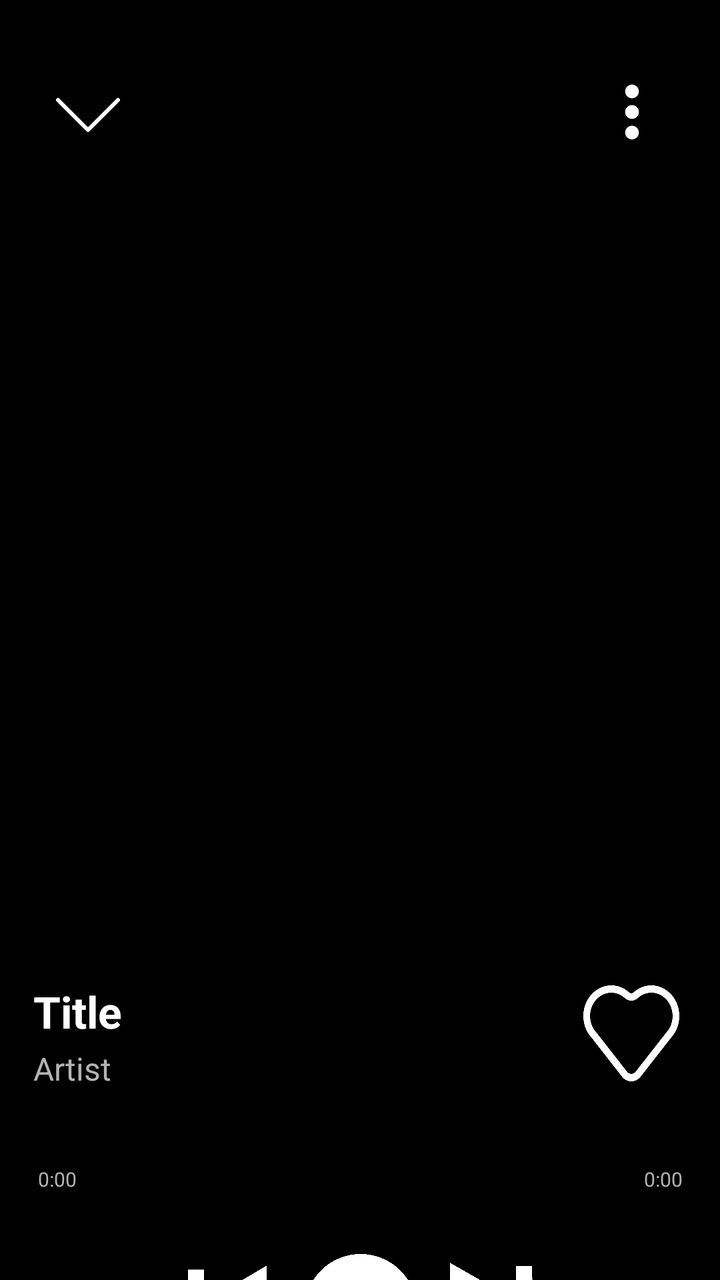
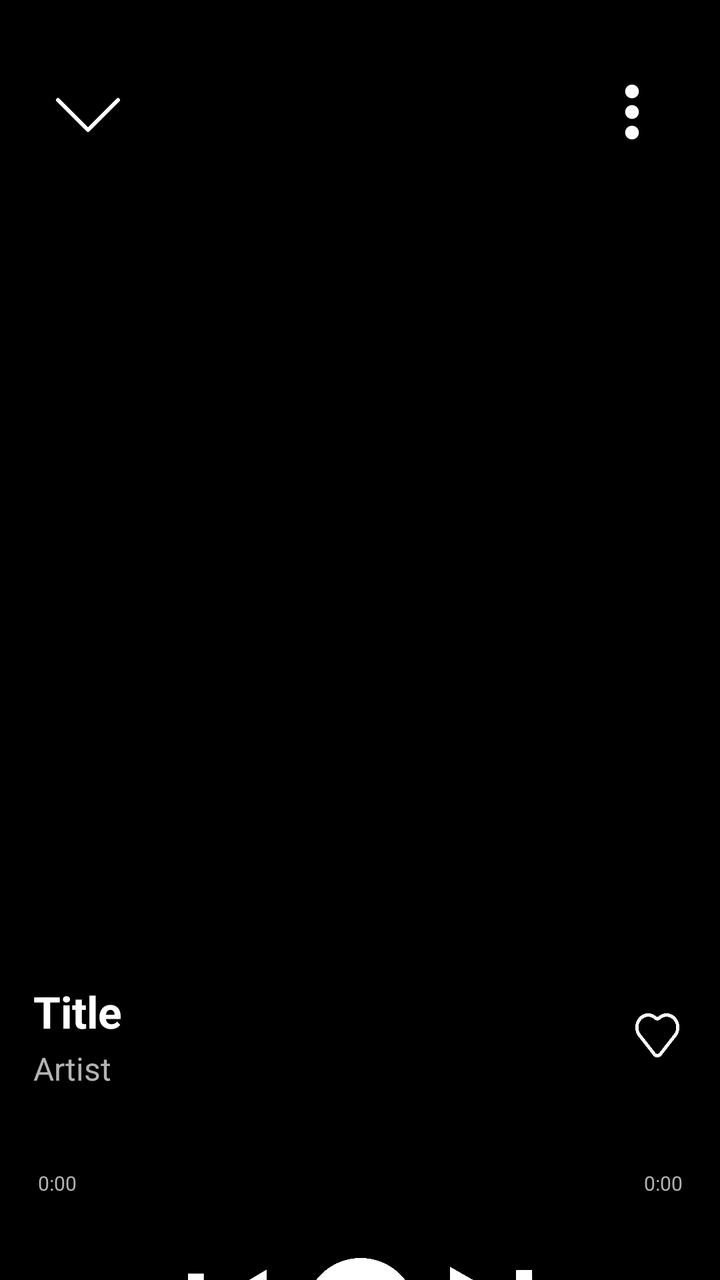

The first picture is an Android layout as it rendered before a commit; the second is the same layout after the commit. The layout source and the unified diff follow.
<!-- AndroidManifest.xml: application theme Theme.Purritify.Starting -->
<!-- res/layout/fragment_player.xml -->
<?xml version="1.0" encoding="utf-8"?>
<androidx.constraintlayout.widget.ConstraintLayout xmlns:android="http://schemas.android.com/apk/res/android"
    xmlns:app="http://schemas.android.com/apk/res-auto"
    xmlns:tools="http://schemas.android.com/tools"
    android:layout_width="match_parent"
    android:layout_height="match_parent"
    android:background="@color/black"
    android:paddingTop="32dp"
    android:paddingHorizontal="16dp">

    
    <androidx.constraintlayout.widget.ConstraintLayout
        android:id="@+id/buttonContainer"
        android:layout_width="match_parent"
        android:layout_height="wrap_content"
        android:background="@android:color/transparent"
        app:layout_constraintBaseline_toTopOf="parent"
        app:layout_constraintEnd_toEndOf="parent"
        app:layout_constraintStart_toStartOf="parent"
        app:layout_constraintTop_toTopOf="parent">

        
        <ImageButton
            android:id="@+id/closeButton"
            android:layout_width="48dp"
            android:layout_height="48dp"
            android:layout_margin="4dp"
            android:backgroundTint="@android:color/transparent"
            android:contentDescription="@string/close_player_screen"
            android:src="@drawable/caret"
            app:layout_constraintBaseline_toTopOf="parent"
            app:layout_constraintStart_toStartOf="parent" />

        
        <ImageButton
            android:id="@+id/moreButton"
            android:layout_width="48dp"
            android:layout_height="48dp"
            android:layout_margin="4dp"
            android:background="@android:color/transparent"
            android:contentDescription="@string/close_player_screen"
            android:src="@drawable/more"
            app:layout_constraintBaseline_toTopOf="parent"
            app:layout_constraintEnd_toEndOf="parent" />

    </androidx.constraintlayout.widget.ConstraintLayout>

    
    <ImageView
        android:id="@+id/songCover"
        android:layout_width="327dp"
        android:layout_height="327dp"
        android:contentDescription="@string/song_cover"
        app:layout_constraintStart_toStartOf="parent"
        app:layout_constraintTop_toBottomOf="@id/buttonContainer"
        app:layout_constraintEnd_toEndOf="parent"
        android:layout_marginTop="60dp" />

    
    <androidx.constraintlayout.widget.ConstraintLayout
        android:id="@+id/songDataContainer"
        android:layout_width="0dp"
        android:layout_height="51dp"
        app:layout_constraintStart_toStartOf="@id/songCover"
        app:layout_constraintEnd_toEndOf="@id/songCover"
        app:layout_constraintTop_toBottomOf="@id/songCover"
        android:layout_marginTop="24dp"
        >

        
        <TextView
            android:id="@+id/songTitle"
            android:layout_width="0dp"
            android:layout_height="wrap_content"
            android:text="@string/title"
            android:maxLines="1"
            android:textSize="22sp"
            android:textStyle="bold"
            android:textColor="@color/white"

            app:layout_constraintWidth_percent="0.8"
            app:layout_constraintStart_toStartOf="@id/songDataContainer"
            app:layout_constraintTop_toTopOf="@id/songDataContainer"
            />
        
        
        <TextView
            android:id="@+id/songArtist"
            android:layout_width="0dp"
            android:layout_height="wrap_content"
            android:text="@string/artist"
            android:maxLines="1"
            android:textSize="16sp"
            android:textColor="#B3B3B3"
            android:layout_marginTop="3dp"

            app:layout_constraintWidth_percent="0.8"
            app:layout_constraintStart_toStartOf="@id/songDataContainer"
            app:layout_constraintTop_toBottomOf="@id/songTitle"
            />

        
        <ImageButton
            android:id="@+id/heartButton"
            android:layout_width="48dp"
            android:layout_height="48dp"
            android:background="@android:color/transparent"
            android:contentDescription="@string/close_player_screen"
            android:src="@drawable/heart"
            android:layout_margin="4dp"
            app:layout_constraintTop_toTopOf="parent"
            app:layout_constraintBottom_toBottomOf="parent"
            app:layout_constraintEnd_toEndOf="parent"
            />

    </androidx.constraintlayout.widget.ConstraintLayout>

    
    <androidx.constraintlayout.widget.ConstraintLayout
        android:id="@+id/durationBar"
        android:layout_width="0dp"
        android:layout_height="45dp"
        app:layout_constraintEnd_toEndOf="@id/songCover"
        app:layout_constraintStart_toStartOf="@id/songCover"
        app:layout_constraintTop_toBottomOf="@+id/songDataContainer"
        android:layout_marginTop="@dimen/view_margin"
        >

        <SeekBar
            android:id="@+id/songSeekBar"
            android:layout_width="0dp"
            android:layout_height="wrap_content"
            android:layout_marginStart="-10dp"
            android:layout_marginEnd="-10dp"
            android:backgroundTint="@color/white"
            android:padding="0dp"
            android:progressBackgroundTint="@color/white"
            android:progressTint="@color/white"

            android:splitTrack="false"
            android:thumbTint="@color/white"
            app:layout_constraintBottom_toBottomOf="parent"
            app:layout_constraintEnd_toEndOf="parent"

            app:layout_constraintStart_toStartOf="parent"
            app:layout_constraintTop_toTopOf="parent" />

        <TextView
            android:id="@+id/songDurationAt"
            android:layout_width="wrap_content"
            android:layout_height="wrap_content"
            android:layout_marginStart="12dp"
            android:layout_marginTop="2dp"
            android:text="@string/_0_00"
            android:textColor="#B2B2B2"

            android:textSize="10sp"
            app:layout_constraintStart_toStartOf="@id/songSeekBar"

            app:layout_constraintTop_toBottomOf="@id/songSeekBar"
            tools:ignore="SmallSp" />

        <TextView
            android:id="@+id/songDurationTo"
            android:layout_width="wrap_content"
            android:layout_height="wrap_content"
            android:layout_marginTop="2dp"
            android:layout_marginEnd="12dp"
            android:text="@string/_0_00"
            android:textColor="#B2B2B2"

            android:textSize="10sp"
            app:layout_constraintEnd_toEndOf="@id/songSeekBar"

            app:layout_constraintTop_toBottomOf="@id/songSeekBar"
            tools:ignore="SmallSp" />

    </androidx.constraintlayout.widget.ConstraintLayout>

    
    <androidx.constraintlayout.widget.ConstraintLayout
        android:id="@+id/songController"
        android:layout_width="189dp"
        android:layout_height="56dp"
        app:layout_constraintTop_toBottomOf="@id/durationBar"
        app:layout_constraintStart_toStartOf="parent"
        app:layout_constraintEnd_toEndOf="parent"
        android:layout_marginTop="24dp">

        
        <ImageButton
            android:id="@+id/prevButton"
            android:layout_width="48dp"
            android:layout_height="48dp"
            android:background="@android:color/transparent"
            android:contentDescription="@string/previous_song"
            android:src="@drawable/prev"
            android:layout_margin="4dp"
            app:layout_constraintTop_toTopOf="parent"
            app:layout_constraintBottom_toBottomOf="parent"
            app:layout_constraintStart_toStartOf="parent" />

        
        <FrameLayout
            android:id="@+id/pausePlayContainer"
            android:layout_width="56dp"
            android:layout_height="56dp"
            android:background="@drawable/circle"
            android:clickable="true"
            android:focusable="true"
            app:layout_constraintStart_toStartOf="parent"
            app:layout_constraintEnd_toEndOf="parent"
            app:layout_constraintBaseline_toBaselineOf="parent">

            
            <ImageView
                android:id="@+id/playIcon"
                android:layout_width="match_parent"
                android:layout_height="match_parent"
                android:contentDescription="@string/play_button"
                android:src="@drawable/play"
                android:scaleType="centerInside"
                android:visibility="gone"
                android:alpha="0.0"
                android:layout_marginStart="4dp"/>

            
            <ImageView
                android:id="@+id/pauseIcon"
                android:layout_width="match_parent"
                android:layout_height="match_parent"
                android:contentDescription="@string/pause_button"
                android:src="@drawable/pause"
                android:scaleType="centerInside"
                android:visibility="visible"
                android:alpha="1.0" />

        </FrameLayout>
        
        
        <ImageButton
            android:id="@+id/nextButton"
            android:layout_width="48dp"
            android:layout_height="48dp"
            android:background="@android:color/transparent"
            android:contentDescription="@string/next_song"
            android:src="@drawable/next"
            android:layout_margin="4dp"
            app:layout_constraintTop_toTopOf="parent"
            app:layout_constraintBottom_toBottomOf="parent"
            app:layout_constraintEnd_toEndOf="parent" />

    </androidx.constraintlayout.widget.ConstraintLayout>

</androidx.constraintlayout.widget.ConstraintLayout>
<!-- resources referenced by this layout -->
<resources>
  <color name="black">#FF000000</color>
  <color name="white">#FFFFFFFF</color>
  <dimen name="view_margin">16dp</dimen>
  <!-- drawable caret (drawable) -->
  <vector xmlns:android="http://schemas.android.com/apk/res/android"
      android:width="24dp"
      android:height="24dp"
      android:viewportWidth="24"
      android:viewportHeight="24">
    <path
        android:strokeWidth="1"
        android:pathData="M19.5,9L12,16.5L4.5,9"
        android:strokeLineJoin="round"
        android:fillColor="#00000000"
        android:strokeColor="#ffffff"
        android:strokeLineCap="round"/>
  </vector>
  <!-- drawable circle (drawable) -->
  <vector xmlns:android="http://schemas.android.com/apk/res/android"
      android:width="56dp"
      android:height="56dp"
      android:viewportWidth="56"
      android:viewportHeight="56">
    <path
        android:pathData="M28,28m-28,0a28,28 0,1 1,56 0a28,28 0,1 1,-56 0"
        android:fillColor="#ffffff"/>
  </vector>
  <!-- drawable next (drawable) -->
  <vector xmlns:android="http://schemas.android.com/apk/res/android"
      android:width="19dp"
      android:height="21dp"
      android:viewportWidth="19"
      android:viewportHeight="21">
    <path
        android:pathData="M0.168,20.151L14.497,11.632L14.56,19.121L18.16,19.09L18.007,0.909L14.407,0.939L14.47,8.428L0,0.151L0.168,20.151Z"
        android:fillColor="#ffffff"/>
  </vector>
  <!-- drawable pause (drawable) -->
  <vector xmlns:android="http://schemas.android.com/apk/res/android"
      android:width="13dp"
      android:height="16dp"
      android:viewportWidth="13"
      android:viewportHeight="16">
    <path
        android:pathData="M0,0h4v16h-4z"
        android:fillColor="#000000"/>
    <path
        android:pathData="M8.8,0h4v16h-4z"
        android:fillColor="#000000"/>
  </vector>
  <!-- drawable play (drawable) -->
  <vector xmlns:android="http://schemas.android.com/apk/res/android"
      android:width="20dp"
      android:height="20dp"
      android:viewportWidth="20"
      android:viewportHeight="20">
    <path
        android:fillColor="#000000"
        android:pathData="M0,0 L0,20 L20,10 Z"/>
  </vector>
  <!-- drawable prev (drawable) -->
  <vector xmlns:android="http://schemas.android.com/apk/res/android"
      android:width="18dp"
      android:height="22dp"
      android:viewportWidth="18"
      android:viewportHeight="22">
    <path
        android:pathData="M18,0.825L3.6,9.37V1.75H0V20.25H3.6V12.63L18,21.175V0.825Z"
        android:fillColor="#ffffff"/>
  </vector>
  <string name="_0_00">0:00</string>
  <string name="artist">Artist</string>
  <string name="close_player_screen">Close player screen</string>
  <string name="next_song">Next song</string>
  <string name="pause_button">Pause button</string>
  <string name="play_button">Play button</string>
  <string name="previous_song">Previous Song</string>
  <string name="song_cover">Song cover</string>
  <string name="title">Title</string>
  <style name="Theme.Purritify.Starting" parent="Theme.SplashScreen">
          
          <item name="windowSplashScreenBackground">#121212</item>
          
          <item name="windowSplashScreenAnimatedIcon">@drawable/splash_screen_logo</item>
          
          <item name="postSplashScreenTheme">@style/Theme.Purritify</item>
      </style>
  <!-- drawable splash_screen_logo (drawable) -->
  <?xml version="1.0" encoding="utf-8"?>
  <layer-list xmlns:android="http://schemas.android.com/apk/res/android">
      <item
          android:width="@dimen/splash_screen_icon_size"
          android:height="@dimen/splash_screen_icon_size"
          android:drawable="@mipmap/ic_launcher"
          android:gravity="center" />
  </layer-list>
  <style name="Theme.Purritify" parent="Base.Theme.Purritify" />
  <dimen name="splash_screen_icon_size">112dp</dimen>
  <style name="Base.Theme.Purritify" parent="Theme.Material3.DayNight.NoActionBar">
          
          
      </style>
  <!-- unchanged entries left out for length: 2 -->
</resources>

<!-- the commit's change to res/layout/fragment_player.xml (unified diff, before → after) -->
@@ -60,12 +60,13 @@
     <androidx.constraintlayout.widget.ConstraintLayout
         android:id="@+id/songDataContainer"
         android:layout_width="0dp"
-        android:layout_height="51dp"
+        android:layout_height="53dp"
         app:layout_constraintStart_toStartOf="@id/songCover"
         app:layout_constraintEnd_toEndOf="@id/songCover"
         app:layout_constraintTop_toBottomOf="@id/songCover"
         android:layout_marginTop="24dp"
-        >
+        android:clipToPadding="false"
+        android:clipChildren="false" >
 
         
         <TextView
@@ -102,9 +103,9 @@
         
         <ImageButton
             android:id="@+id/heartButton"
-            android:layout_width="48dp"
-            android:layout_height="48dp"
-            android:background="@android:color/transparent"
+            android:layout_width="22dp"
+            android:layout_height="22dp"
+            android:background="@drawable/heart"
             android:contentDescription="@string/close_player_screen"
             android:src="@drawable/heart"
             android:layout_margin="4dp"
